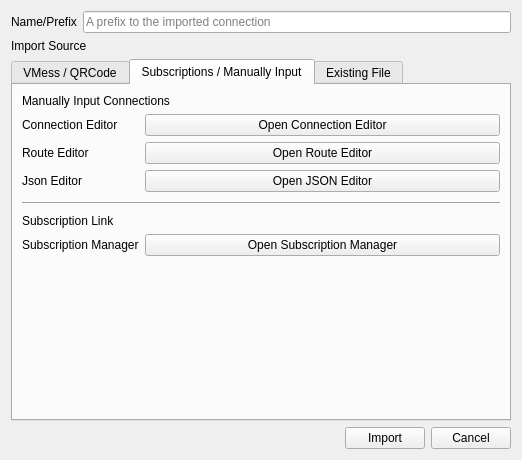
First picture: the form in src/ui/w_ImportConfig.ui, repository Qv2ray/Qv2ray, before the edit.
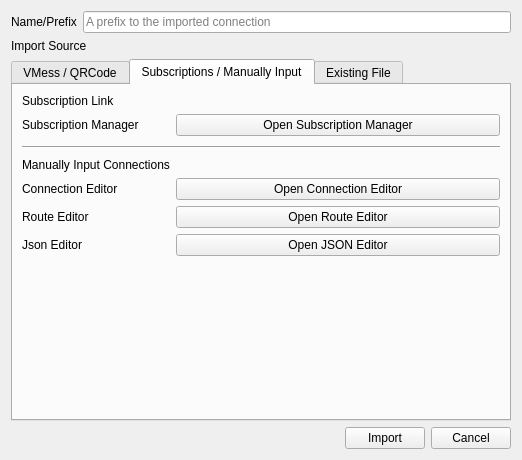
Second picture: the form after the edit. The open tabs and pages were chosen to show the change.

Patch:
```diff
--- a/src/ui/w_ImportConfig.ui
+++ b/src/ui/w_ImportConfig.ui
@@ -211,21 +211,35 @@
        <string>Subscriptions / Manually Input</string>
       </attribute>
       <layout class="QFormLayout" name="formLayout_4">
-       <item row="0" column="0" colspan="2">
-        <widget class="QLabel" name="label_16">
-         <property name="text">
-          <string>Manually Input Connections</string>
-         </property>
-        </widget>
-       </item>
        <item row="1" column="0">
+        <widget class="QLabel" name="label_14">
+         <property name="text">
+          <string>Subscription Link</string>
+         </property>
+        </widget>
+       </item>
+       <item row="2" column="0">
+        <widget class="QLabel" name="label_4">
+         <property name="text">
+          <string>Subscription Manager</string>
+         </property>
+        </widget>
+       </item>
+       <item row="2" column="1">
+        <widget class="QPushButton" name="subscriptionButton">
+         <property name="text">
+          <string>Open Subscription Manager</string>
+         </property>
+        </widget>
+       </item>
+       <item row="5" column="0">
         <widget class="QLabel" name="label_12">
          <property name="text">
           <string>Connection Editor</string>
          </property>
         </widget>
        </item>
-       <item row="1" column="1">
+       <item row="5" column="1">
         <widget class="QPushButton" name="connectionEditBtn">
          <property name="text">
           <string>Open Connection Editor</string>
@@ -235,14 +249,14 @@
          </property>
         </widget>
        </item>
-       <item row="2" column="0">
+       <item row="6" column="0">
         <widget class="QLabel" name="label_15">
          <property name="text">
           <string>Route Editor</string>
          </property>
         </widget>
        </item>
-       <item row="2" column="1">
+       <item row="6" column="1">
         <widget class="QPushButton" name="routeEditBtn">
          <property name="text">
           <string>Open Route Editor</string>
@@ -252,8 +266,38 @@
          </property>
         </widget>
        </item>
-       <item row="4" column="0" colspan="2">
+       <item row="7" column="0">
+        <widget class="QLabel" name="label_2">
+         <property name="text">
+          <string>Json Editor</string>
+         </property>
+        </widget>
+       </item>
+       <item row="7" column="1">
+        <widget class="QPushButton" name="jsonEditBtn">
+         <property name="text">
+          <string>Open JSON Editor</string>
+         </property>
+         <property name="autoDefault">
+          <bool>false</bool>
+         </property>
+        </widget>
+       </item>
+       <item row="4" column="0">
+        <widget class="QLabel" name="label_16">
+         <property name="text">
+          <string>Manually Input Connections</string>
+         </property>
+        </widget>
+       </item>
+       <item row="3" column="0" colspan="2">
         <widget class="Line" name="line">
+         <property name="sizePolicy">
+          <sizepolicy hsizetype="Expanding" vsizetype="Fixed">
+           <horstretch>0</horstretch>
+           <verstretch>0</verstretch>
+          </sizepolicy>
+         </property>
          <property name="minimumSize">
           <size>
            <width>0</width>
@@ -265,44 +309,6 @@
          </property>
         </widget>
        </item>
-       <item row="5" column="0" colspan="2">
-        <widget class="QLabel" name="label_14">
-         <property name="text">
-          <string>Subscription Link</string>
-         </property>
-        </widget>
-       </item>
-       <item row="6" column="0">
-        <widget class="QLabel" name="label_4">
-         <property name="text">
-          <string>Subscription Manager</string>
-         </property>
-        </widget>
-       </item>
-       <item row="6" column="1">
-        <widget class="QPushButton" name="subscriptionButton">
-         <property name="text">
-          <string>Open Subscription Manager</string>
-         </property>
-        </widget>
-       </item>
-       <item row="3" column="0">
-        <widget class="QLabel" name="label_2">
-         <property name="text">
-          <string>Json Editor</string>
-         </property>
-        </widget>
-       </item>
-       <item row="3" column="1">
-        <widget class="QPushButton" name="jsonEditBtn">
-         <property name="text">
-          <string>Open JSON Editor</string>
-         </property>
-         <property name="autoDefault">
-          <bool>false</bool>
-         </property>
-        </widget>
-       </item>
       </layout>
      </widget>
      <widget class="QWidget" name="tabWidgetPage1">
```
Left out of the diff: 1 changed line with no effect on the pictures.
